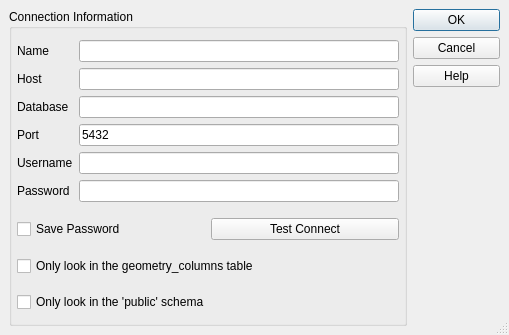
sourcepole/qgis, file qgis/src/ui/qgsnewconnectionbase.ui: the form before one commit.
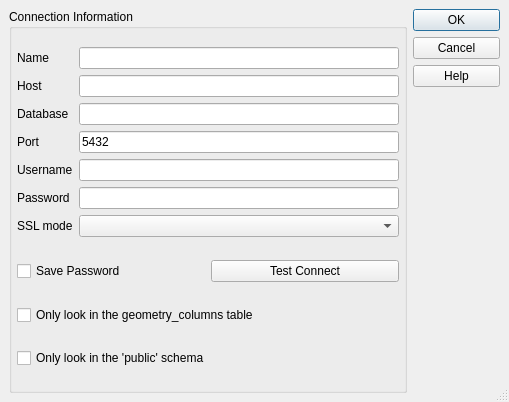
The form after the commit.

Commit message: make SSL mode of PostgreSQL connections configuable

Diff of the .ui file:
```diff
--- a/qgis/src/ui/qgsnewconnectionbase.ui
+++ b/qgis/src/ui/qgsnewconnectionbase.ui
@@ -6,13 +6,11 @@
     <x>0</x>
     <y>0</y>
     <width>509</width>
-    <height>335</height>
+    <height>402</height>
    </rect>
   </property>
   <property name="sizePolicy" >
-   <sizepolicy>
-    <hsizetype>3</hsizetype>
-    <vsizetype>3</vsizetype>
+   <sizepolicy vsizetype="MinimumExpanding" hsizetype="MinimumExpanding" >
     <horstretch>0</horstretch>
     <verstretch>0</verstretch>
    </sizepolicy>
@@ -191,6 +189,13 @@
             </property>
            </widget>
           </item>
+          <item>
+           <widget class="QLabel" name="TextLabel3_3" >
+            <property name="text" >
+             <string>SSL mode</string>
+            </property>
+           </widget>
+          </item>
          </layout>
         </item>
         <item>
@@ -231,6 +236,9 @@
             </property>
            </widget>
           </item>
+          <item>
+           <widget class="QComboBox" name="cbxSSLmode" />
+          </item>
          </layout>
         </item>
        </layout>
```
Left out of the diff: 32 changed lines with no effect on the pictures. The commit also changes 6 other files.
